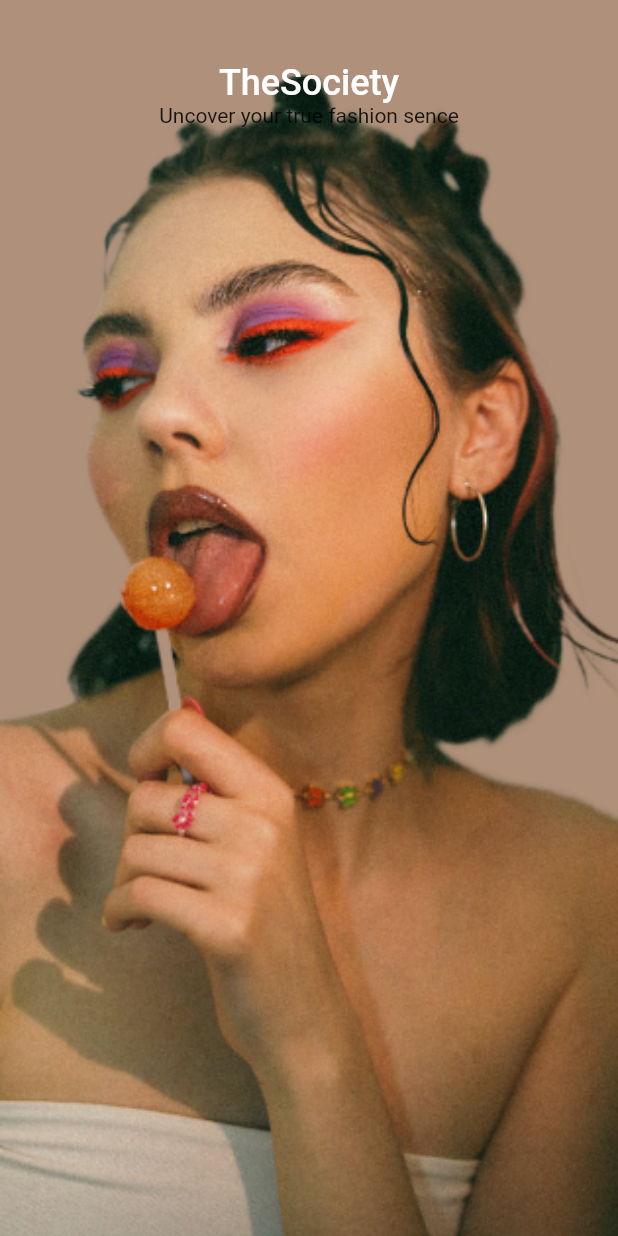
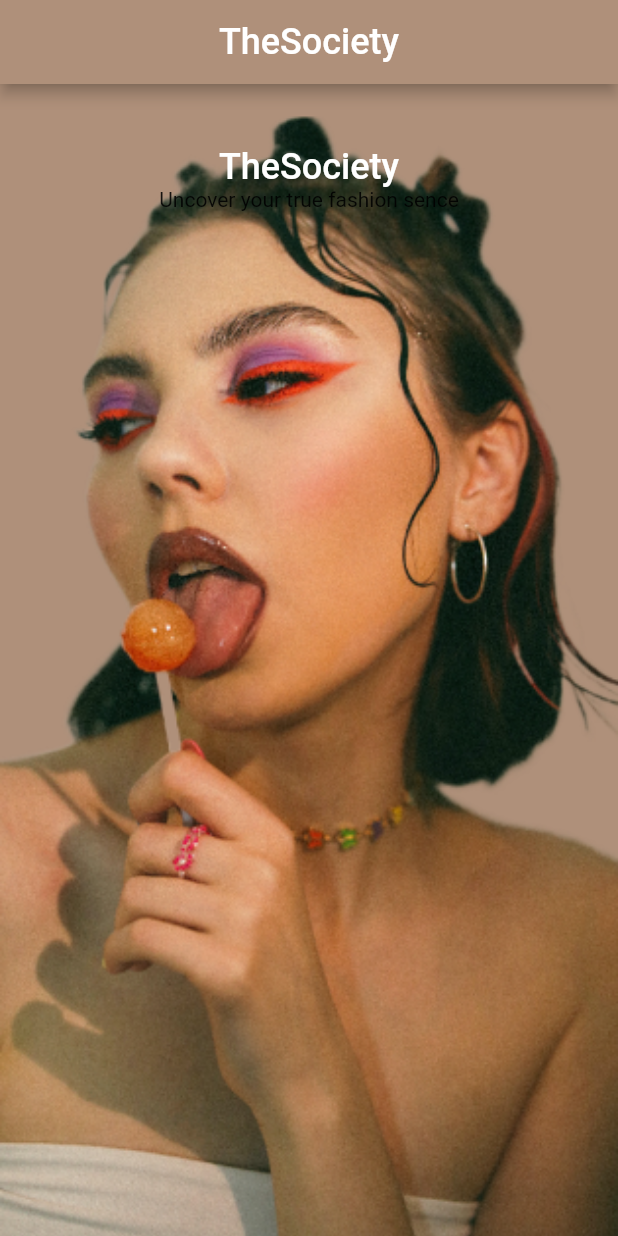
Before and after one commit to MohaamedHamdy/flutter_fashion_app, a Flutter app: the screen it shows after launch, on a phone screen of 412 x 824 dp. Run offline on Flutter 3.47's test engine with Material 2 defaults, Android fonts, the phone set to English and light mode, and no system bars.

Commit message:
add app bar to splash screen

```diff
--- a/lib/features/splash/presentation/views/splash_screen.dart
+++ b/lib/features/splash/presentation/views/splash_screen.dart
@@ -1,3 +1,4 @@
+import 'package:fashion_app/core/utils/styles.dart';
 import 'package:flutter/material.dart';
 
 import 'widgets/splash_screen_body.dart';
@@ -7,8 +8,19 @@ class SplashScreen extends StatelessWidget {
 
   @override
   Widget build(BuildContext context) {
-    return const Scaffold(
-      body: SplashScreenBody(),
+    return Scaffold(
+      appBar: AppBar(
+        title: Text(
+          'TheSociety',
+          style: TextSytles.textStyle24.copyWith(
+            color: Colors.white,
+            fontWeight: FontWeight.w500,
+          ),
+        ),
+        centerTitle: true,
+        backgroundColor: const Color.fromRGBO(175, 144, 122, 1),
+      ),
+      body: const SplashScreenBody(),
     );
   }
 }
```
